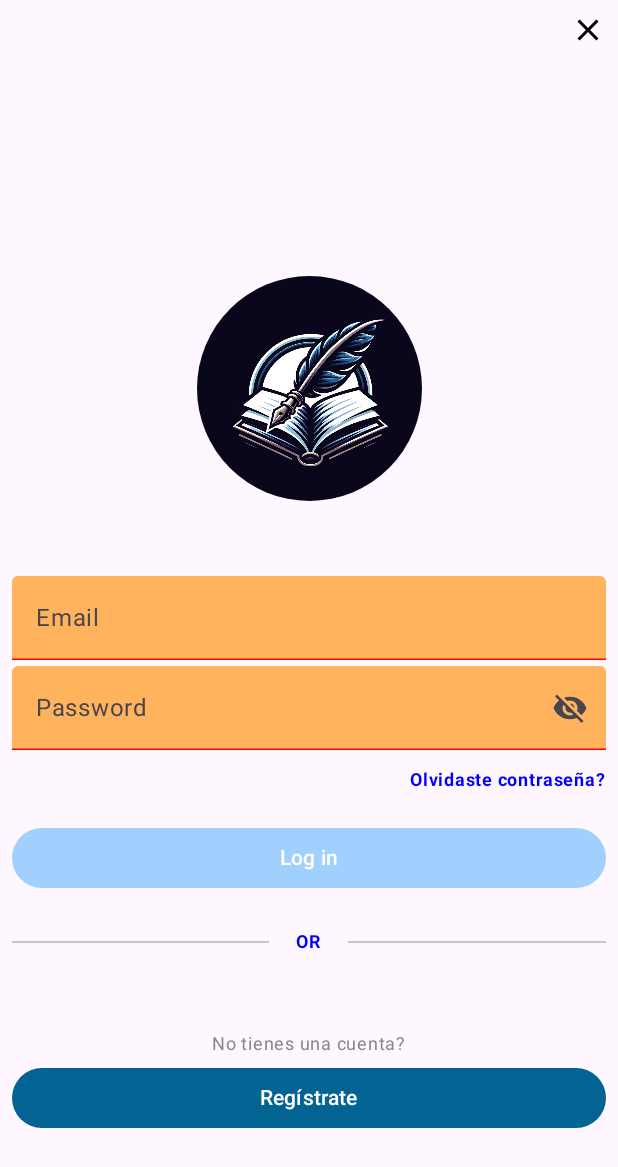
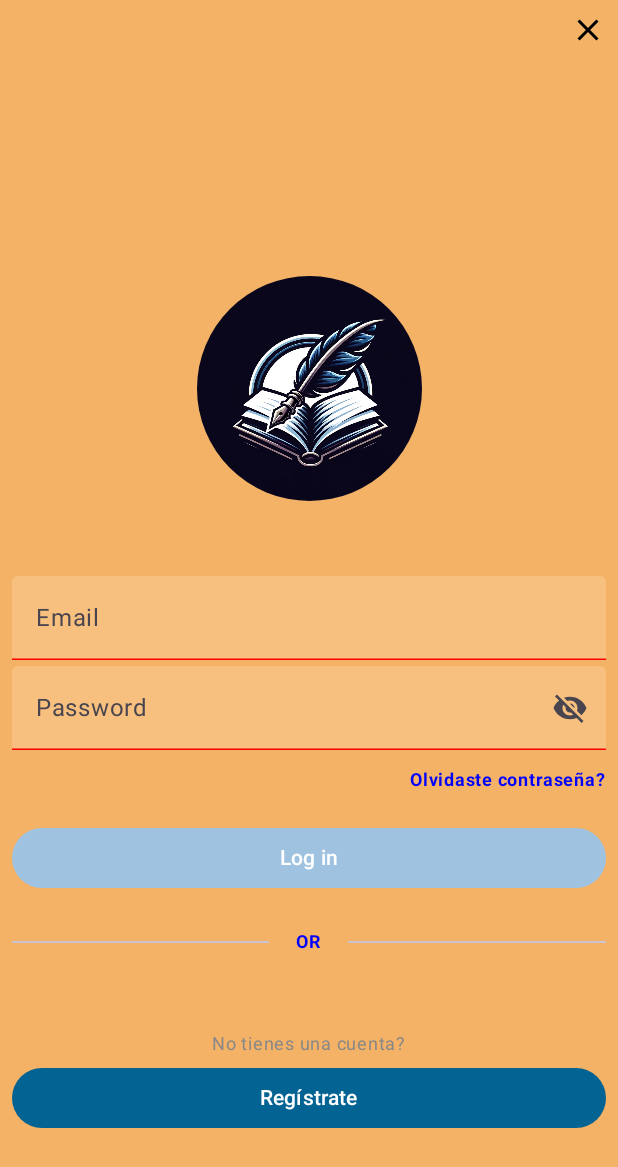
Before and after one commit to Jordi-Allepuz/MyBookControlApp, an Android app built with Jetpack Compose: the screen it shows after launch (MainActivity), on a phone screen of 412 x 824 dp. Shown: the top 1167 px of the screen. Run offline under Robolectric (Android 15) with nearby library versions, the phone set to English and light mode, and no system bars; our stand-ins replace Dagger/Hilt's generated code, Firebase (no records; nobody signed in at launch, a user with empty details on screens opened directly), livedata-compose.

```diff
--- a/app/src/main/java/com/example/mybookcontrolapp/mybookcontrolerapp/ui/screens/LoginScreen.kt
+++ b/app/src/main/java/com/example/mybookcontrolapp/mybookcontrolerapp/ui/screens/LoginScreen.kt
@@ -181,7 +181,7 @@ fun Email(email: String, onTextChanged: (String) -> Unit) {
         keyboardOptions = KeyboardOptions(keyboardType = KeyboardType.Email),
         colors = TextFieldDefaults.textFieldColors(
             textColor = Color(0xFFE91E63),
-            containerColor = Color(0xFFFFB35C),
+            containerColor = Color(0xFFF8C07F),
             focusedIndicatorColor = Color.Transparent,
             unfocusedIndicatorColor = Color.Red
         )
@@ -203,7 +203,7 @@ fun Password(password: String, onTextChanged: (String) -> Unit) {
         keyboardOptions = KeyboardOptions(keyboardType = KeyboardType.Password),
         colors = TextFieldDefaults.textFieldColors(
             textColor = Color(0xFFE91E63),
-            containerColor = Color(0xFFFFB35C),
+            containerColor = Color(0xFFF8C07F),
             focusedIndicatorColor = Color.Transparent,
             unfocusedIndicatorColor = Color.Red
         ),
--- a/app/src/main/java/com/example/mybookcontrolapp/ui/theme/Color.kt
+++ b/app/src/main/java/com/example/mybookcontrolapp/ui/theme/Color.kt
@@ -2,14 +2,18 @@ package com.example.mybookcontrolapp.ui.theme
 
 import androidx.compose.ui.graphics.Color
 
+
+/*
 val Purple80 = Color(0xFFD0BCFF)
 val PurpleGrey80 = Color(0xFFCCC2DC)
 val Pink80 = Color(0xFFEFB8C8)
 val Purple40 = Color(0xFF6650a4)
 val PurpleGrey40 = Color(0xFF625b71)
 val Pink40 = Color(0xFF7D5260)
+ */
 
 
+//Nuevos colores para el theme
 
 val HoneyDew = Color(0xFFE2EFDE)
 val AshGrey = Color(0xFFAFD0BF)
--- a/app/src/main/java/com/example/mybookcontrolapp/ui/theme/Theme.kt
+++ b/app/src/main/java/com/example/mybookcontrolapp/ui/theme/Theme.kt
@@ -10,6 +10,7 @@ import androidx.compose.material3.dynamicLightColorScheme
 import androidx.compose.material3.lightColorScheme
 import androidx.compose.runtime.Composable
 import androidx.compose.runtime.SideEffect
+import androidx.compose.ui.graphics.Color
 import androidx.compose.ui.graphics.toArgb
 import androidx.compose.ui.platform.LocalContext
 import androidx.compose.ui.platform.LocalView
@@ -19,6 +20,14 @@ private val DarkColorScheme = darkColorScheme(
     primary = PhotoBlue2,
     secondary = Cerulean,
     tertiary = PrussianBlue,
+
+    background = EarthYellow,
+    surface = PhotoBlue1,
+    onPrimary = Color.White,
+    onSecondary = Color.White,
+    onTertiary = Color.White,
+    onBackground = EarthYellow,
+    onSurface = PrussianBlue,
 )
 
 private val LightColorScheme = lightColorScheme(
@@ -26,15 +35,14 @@ private val LightColorScheme = lightColorScheme(
     secondary = Cerulean,
     tertiary = PrussianBlue,
 
-    /* Other default colors to override
-    background = Color(0xFFFFFBFE),
-    surface = Color(0xFFFFFBFE),
+    background = EarthYellow,
+    surface = PhotoBlue1,
     onPrimary = Color.White,
     onSecondary = Color.White,
     onTertiary = Color.White,
-    onBackground = Color(0xFF1C1B1F),
-    onSurface = Color(0xFF1C1B1F),
-    */
+    onBackground = EarthYellow,
+    onSurface = PrussianBlue,
+
 )
 
 @Composable
```
Also changed, not shown: app/src/main/java/com/example/mybookcontrolapp/mybookcontrolerapp/data/repositories/ShopRepositoryImpl.kt (added, +17 -0 lines), app/src/main/java/com/example/mybookcontrolapp/mybookcontrolerapp/data/sources/local/LocalDataSource.kt (added, +20 -0 lines), app/src/main/java/com/example/mybookcontrolapp/mybookcontrolerapp/domain/repositories/ShopRepository.kt (added, +7 -0 lines), app/src/main/java/com/example/mybookcontrolapp/mybookcontrolerapp/domain/usecases/UseCases.kt (added, +13 -0 lines), app/src/main/java/com/example/mybookcontrolapp/mybookcontrolerapp/ui/screens/UserInfoScreen.kt (+14 -7 lines), app/src/main/java/com/example/mybookcontrolapp/mybookcontrolerapp/ui/viewmodels/UserInfoViewModel.kt (+9 -1 lines).
